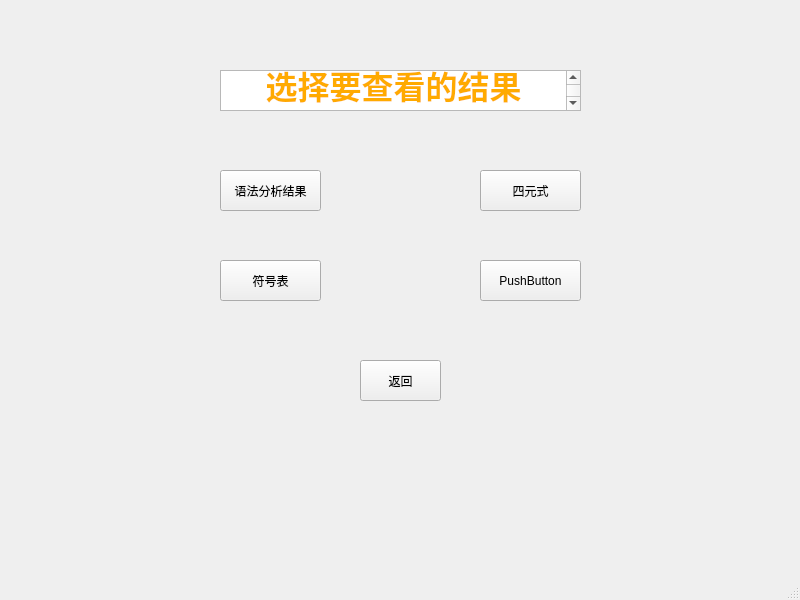
Qt form switch.ui (lh2080028463/Compiler) before a commit.
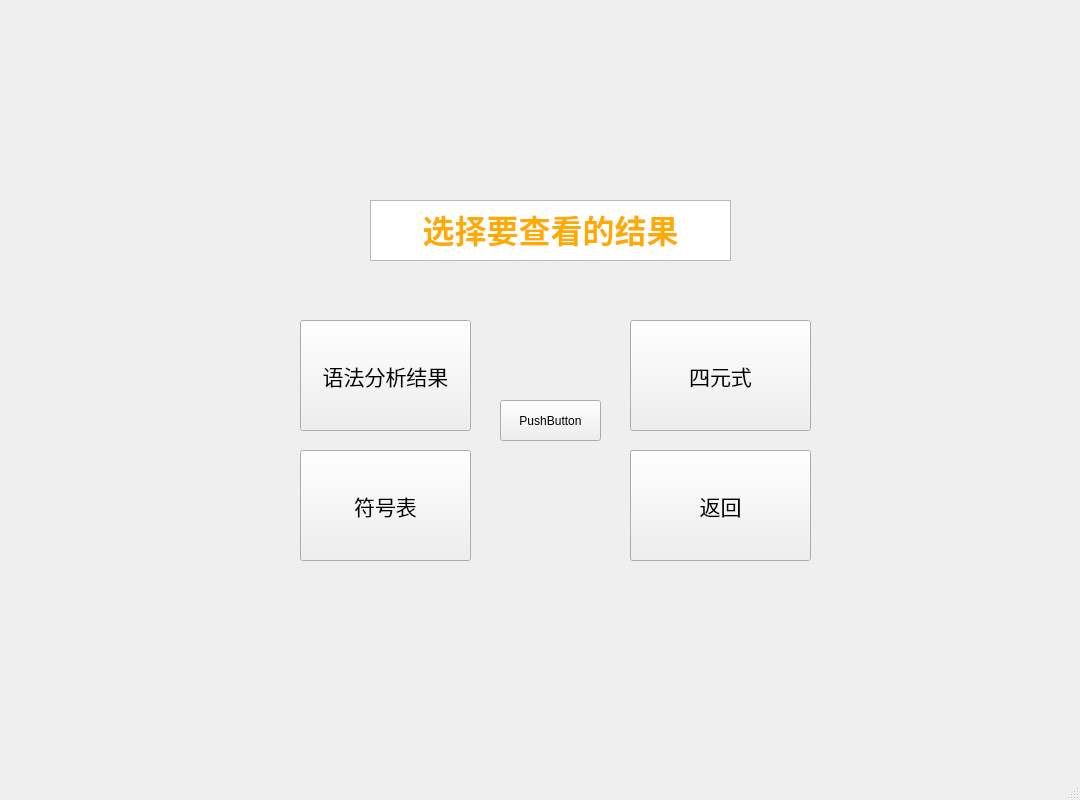
The same form after that commit.

The edit to the form file:
```diff
--- a/switch.ui
+++ b/switch.ui
@@ -6,8 +6,8 @@
    <rect>
     <x>0</x>
     <y>0</y>
-    <width>800</width>
-    <height>600</height>
+    <width>1080</width>
+    <height>800</height>
    </rect>
   </property>
   <property name="windowTitle">
@@ -17,10 +17,10 @@
    <widget class="QTextBrowser" name="textBrowser">
     <property name="geometry">
      <rect>
-      <x>220</x>
-      <y>70</y>
+      <x>370</x>
+      <y>200</y>
       <width>361</width>
-      <height>41</height>
+      <height>61</height>
      </rect>
     </property>
     <property name="html">
@@ -37,12 +37,17 @@
    <widget class="QPushButton" name="graButton">
     <property name="geometry">
      <rect>
-      <x>220</x>
-      <y>170</y>
-      <width>101</width>
-      <height>41</height>
+      <x>300</x>
+      <y>320</y>
+      <width>171</width>
+      <height>111</height>
      </rect>
     </property>
+    <property name="font">
+     <font>
+      <pointsize>16</pointsize>
+     </font>
+    </property>
     <property name="text">
      <string>语法分析结果</string>
     </property>
@@ -50,12 +55,17 @@
    <widget class="QPushButton" name="quatButton">
     <property name="geometry">
      <rect>
-      <x>480</x>
-      <y>170</y>
-      <width>101</width>
-      <height>41</height>
+      <x>630</x>
+      <y>320</y>
+      <width>181</width>
+      <height>111</height>
      </rect>
     </property>
+    <property name="font">
+     <font>
+      <pointsize>16</pointsize>
+     </font>
+    </property>
     <property name="text">
      <string>四元式</string>
     </property>
@@ -63,12 +73,17 @@
    <widget class="QPushButton" name="symButton">
     <property name="geometry">
      <rect>
-      <x>220</x>
-      <y>260</y>
-      <width>101</width>
-      <height>41</height>
+      <x>300</x>
+      <y>450</y>
+      <width>171</width>
+      <height>111</height>
      </rect>
     </property>
+    <property name="font">
+     <font>
+      <pointsize>16</pointsize>
+     </font>
+    </property>
     <property name="text">
      <string>符号表</string>
     </property>
@@ -76,8 +91,8 @@
    <widget class="QPushButton" name="pushButton_4">
     <property name="geometry">
      <rect>
-      <x>480</x>
-      <y>260</y>
+      <x>500</x>
+      <y>400</y>
       <width>101</width>
       <height>41</height>
      </rect>
@@ -89,12 +104,17 @@
    <widget class="QPushButton" name="returnButton">
     <property name="geometry">
      <rect>
-      <x>360</x>
-      <y>360</y>
-      <width>81</width>
-      <height>41</height>
+      <x>630</x>
+      <y>450</y>
+      <width>181</width>
+      <height>111</height>
      </rect>
     </property>
+    <property name="font">
+     <font>
+      <pointsize>16</pointsize>
+     </font>
+    </property>
     <property name="text">
      <string>返回</string>
     </property>
```
Left out of the diff: 2 changed lines with no effect on the pictures.
